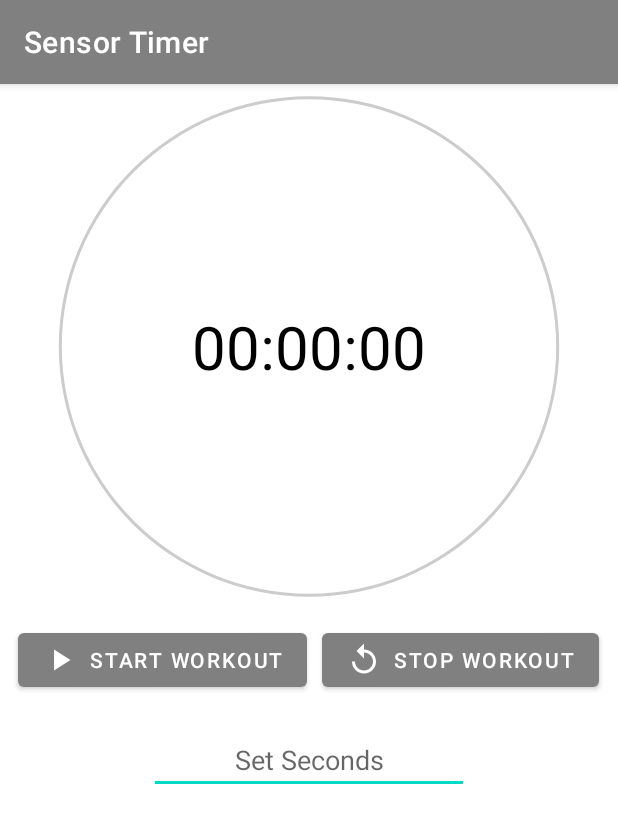
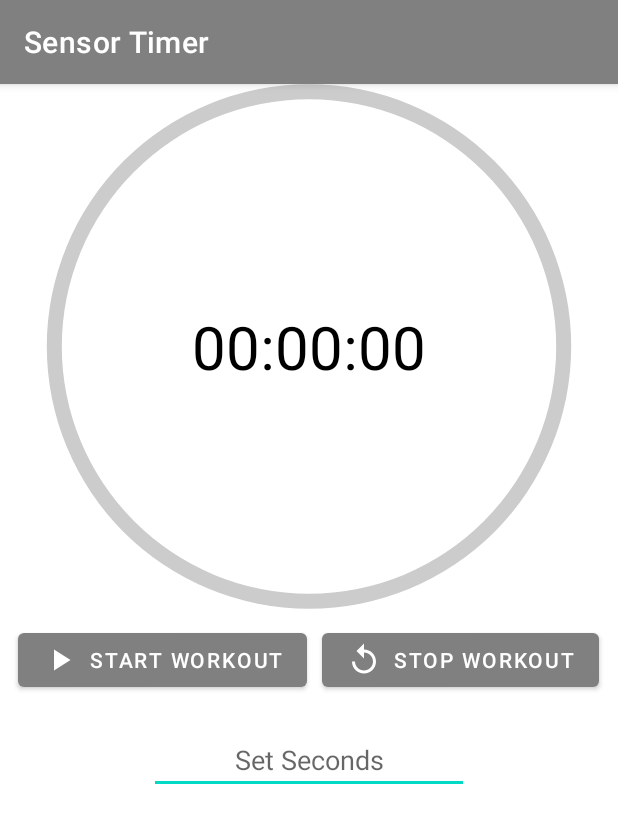
Before and after one commit to nikiFoe/Fitnesstimer, an Android app: the screen it shows after launch (MainActivity), on a phone screen of 412 x 824 dp. Shown: the top 823 px of the screen. Run offline under Robolectric (Android 15) with nearby library versions, the phone set to English and light mode, and no system bars.

Commit message:
flawless progress bar

```diff
--- a/app/src/main/java/com/robertohuertas/endless/MainActivity.kt
+++ b/app/src/main/java/com/robertohuertas/endless/MainActivity.kt
@@ -32,6 +32,7 @@ class MainActivity : AppCompatActivity() {
     private lateinit var binding: ActivityMainBinding
     private lateinit var serviceIntentTimer: Intent
     private lateinit var serviceIntentEndTime: Intent
+    private lateinit var timerRunning: Intent
     private var progressBar: ProgressBar? = null
     private var currentTime:Double = 0.0
     private var timeStop:Int = 0
@@ -42,6 +43,9 @@ class MainActivity : AppCompatActivity() {
     private var numbersMap = mutableMapOf<Int, Button>()
     private var buttonMapHash = hashMapOf<Int, Button>()
     private var numbersMapHash = hashMapOf<Int, Int>()
+    private var timerActiv = false
+    private var timerHasChangedBefore = false
+
 
 
     override fun onCreate(savedInstanceState: Bundle?) {
@@ -53,6 +57,8 @@ class MainActivity : AppCompatActivity() {
         serviceIntentTimer = Intent(applicationContext, AccelerationService::class.java)
         registerReceiver(receivingTime, IntentFilter(AccelerationService.BROADCASTTIME))
         serviceIntentEndTime = Intent(applicationContext, AccelerationService::class.java)
+        timerRunning = Intent(applicationContext, AccelerationService::class.java)
+        registerReceiver(timerStarted, IntentFilter(AccelerationService.TIMER_RUNNING))
 
         title = "Sensor Timer"
 
@@ -238,13 +244,56 @@ class MainActivity : AppCompatActivity() {
         }
     }
 
+    private val timerStarted: BroadcastReceiver = object : BroadcastReceiver()
+    {
+        override fun onReceive(context: Context, intent: Intent) {
+
+            timerActiv = intent.getBooleanExtra(AccelerationService.TIMER_RUNNING, false)
+            if (timerActiv && !timerHasChangedBefore) {
+                timerHasChangedBefore = true
+                val resources = resources
+                val drawable = resources.getDrawable(R.drawable.circular_progress_bar)
+                val progressBar: ProgressBar = findViewById(R.id.progressBar)
+
+                var _timestop = intent.getIntExtra(
+                    AccelerationService.STOPTIME,
+                    0
+                )
+                Log.d("TimerRunning", ((_timestop.toFloat()-1)/_timestop.toFloat()).toLong().toString())
+                progressBar.progress = 0
+                progressBar.secondaryProgress = _timestop.toInt()
+                progressBar.max = _timestop.toInt()*30
+                progressBar.progressDrawable = drawable
+
+                Thread {
+                    while (status < _timestop.toInt()*30) {
+                        status += 1
+                        handler.post {
+                            progressBar.progress = status.toInt()
+
+                        }
+                        try {
+                            Thread.sleep((1000/30*(_timestop.toFloat()-1)/_timestop.toFloat()).toLong())
+                        } catch (e: InterruptedException) {
+                            e.printStackTrace()
+                        }
+                    }
+                    timerHasChangedBefore = false
+                    progressBar.progress = 0
+                    status = 0
+                }.start()
+            }
+        }
+
+    }
+
     private val receivingTime: BroadcastReceiver = object : BroadcastReceiver()
     {
         override fun onReceive(context: Context, intent: Intent)
         {
-            val resources = resources
+            /*val resources = resources
             val drawable = resources.getDrawable(R.drawable.circular_progress_bar)
-            val progressBar: ProgressBar = findViewById(R.id.progressBar)
+            val progressBar: ProgressBar = findViewById(R.id.progressBar)*/
             currentTime =intent.getDoubleExtra(
                 AccelerationService.BROADCASTTIME,
                 0.0
@@ -270,13 +319,32 @@ class MainActivity : AppCompatActivity() {
             }
 
             Log.d("TimeStop", lastKey.toString())
-            progressBar.progress = 0
+            /*progressBar.progress = 0
             progressBar.secondaryProgress = timeStop.toInt()
-            progressBar.max = timeStop.toInt()
-            progressBar.progressDrawable = drawable
+            progressBar.max = timeStop.toInt()*30
+            progressBar.progressDrawable = drawable*/
 
             binding.timeTV.text = getTimeStringFromDouble(currentTime)
-            progressBar.progress = currentTime.toInt()
+
+
+            //Smoothening Progressbar
+            /*Thread {
+                while ((status/30 + currentTime) < currentTime + 1) {
+                    status += 1
+                    handler.post {
+                        progressBar.progress = status.toInt() + (currentTime*30).toInt()
+
+                    }
+                    try {
+                        Thread.sleep(1000/30)
+                    }
+                    catch (e: InterruptedException) {
+                        e.printStackTrace()
+                    }
+                }
+            }.start()
+            progressBar.progress = currentTime.toInt()*30*/
+            //status = 0
             if (currentTime.toInt() == timeStop){
                 buttonMapHash.get(currentKey)?.background = roundedCornersDrawable(
                     2.dpToPixels(applicationContext), // border width in pixels
--- a/app/src/main/res/drawable/circle_shape.xml
+++ b/app/src/main/res/drawable/circle_shape.xml
@@ -3,7 +3,7 @@
         xmlns:android="http://schemas.android.com/apk/res/android"
         android:shape="ring"
         android:innerRadiusRatio="2.5"
-        android:thickness="2dp"
+        android:thickness="10dp"
         android:useLevel="false">
 
     <solid android:color="#CCC" />
--- a/app/src/main/res/drawable/circular_progress_bar.xml
+++ b/app/src/main/res/drawable/circular_progress_bar.xml
@@ -3,16 +3,18 @@
         android:fromDegrees="270"
         android:toDegrees="270">
     <shape
-            android:innerRadiusRatio="2.5"
+            android:innerRadiusRatio="2.44"
             android:shape="ring"
-            android:thickness="2dp"
+            android:thickness="4dp"
             android:useLevel="true"><!-- this line fixes the issue for lollipop api 21 -->
-
+        <corners android:topLeftRadius="2dp"/>
         <gradient
                 android:angle="0"
                 android:endColor="#007DD6"
                 android:startColor="#007DD6"
                 android:type="sweep"
                 android:useLevel="false" />
+
     </shape>
+
 </rotate>
--- a/app/src/main/res/layout/activity_main.xml
+++ b/app/src/main/res/layout/activity_main.xml
@@ -8,6 +8,15 @@
         android:layout_width="match_parent"
         android:layout_height="match_parent"
         tools:context=".MainActivity">
+
+    <ScrollView
+            android:layout_width="match_parent"
+            android:layout_height="match_parent">
+
+        <LinearLayout
+                android:layout_width="match_parent"
+                android:layout_height="wrap_content"
+                android:orientation="vertical" >
 
             <FrameLayout
                     android:layout_width="match_parent"
@@ -33,6 +42,7 @@
                         android:background="@drawable/circle_shape"
                         style="?android:attr/progressBarStyleHorizontal"
                         android:max="100"
+                        android:padding="1sp"
                         android:progress="0" />
             </FrameLayout>
 
@@ -106,7 +116,7 @@
                                 android:useDefaultMargins="true"
                                 android:rowCount="10"
                                 android:columnCount="4"
-                        android:paddingBottom="10dp"/>
+                                android:paddingBottom="10dp" />
                     </ScrollView>
 
                 </LinearLayout>
@@ -114,5 +124,8 @@
 
             </androidx.constraintlayout.widget.ConstraintLayout>
 
+        </LinearLayout>
+    </ScrollView>
+
 
 </LinearLayout>
```
Also changed, not shown: app/src/main/java/com/robertohuertas/endless/AccelerationService.kt (+15 -0 lines). Lines whose indentation alone changed are shown as unchanged.
